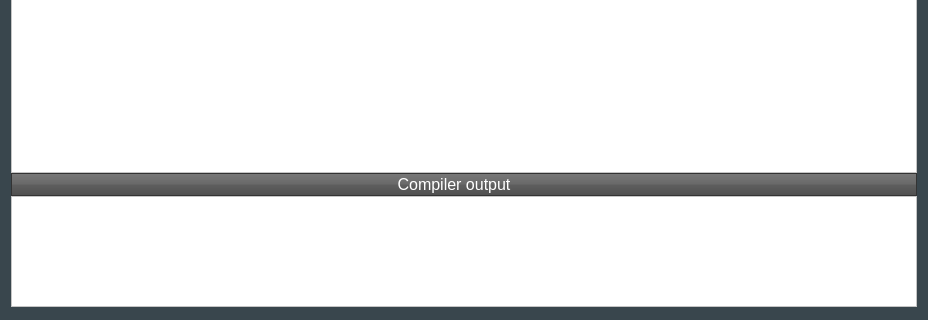
Before: the Qt Designer form codeeditor.ui in Robbinb1993/uDebugTool, drawn with Qt 5; both pictures show x 0 to 928 and y 312 to 632 of the 928 by 632 pixel window.
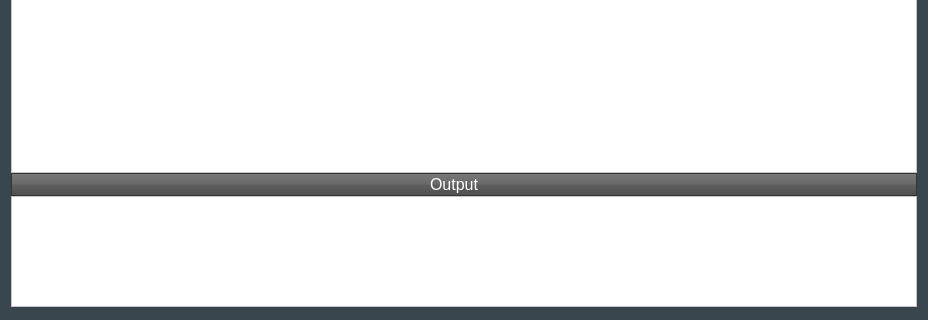
After: the same form once the commit is applied. Custom widgets are drawn as their Qt base class.

```diff
--- a/codeeditor.ui
+++ b/codeeditor.ui
@@ -319,7 +319,7 @@
 text-align: center;</string>
        </property>
        <property name="text">
-        <string>Compiler output</string>
+        <string>Output</string>
        </property>
        <property name="alignment">
         <set>Qt::AlignCenter</set>
```
Left out of the diff: 4 changed lines with no effect on the pictures.
